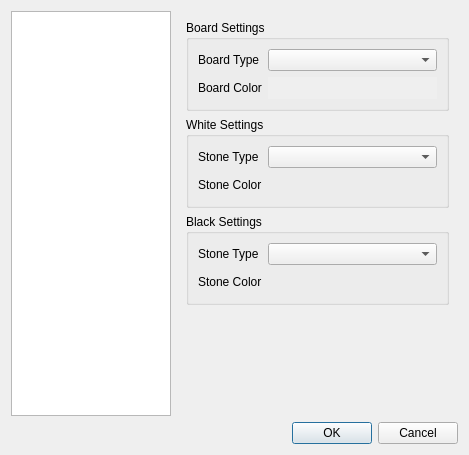
The window that setupdialog.ui (nullx002/mugo) describes before a commit, drawn with Qt 5.
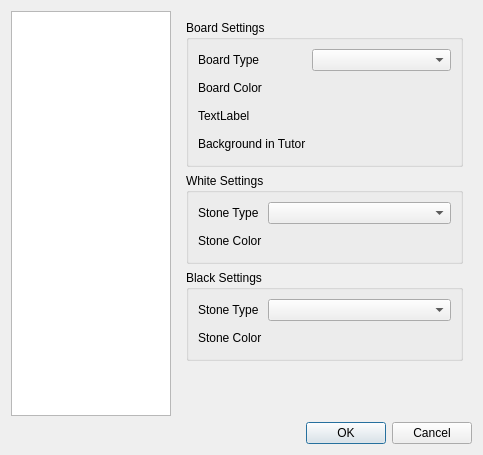
The same window after the commit.

Commit message: tutor boss sides, tutor one side.

```diff
--- a/setupdialog.ui
+++ b/setupdialog.ui
@@ -6,7 +6,7 @@
    <rect>
     <x>0</x>
     <y>0</y>
-    <width>469</width>
+    <width>483</width>
     <height>455</height>
    </rect>
   </property>
@@ -64,9 +64,6 @@
             </item>
             <item row="1" column="1">
              <widget class="QPushButton" name="boardColorButton">
-              <property name="autoFillBackground">
-               <bool>true</bool>
-              </property>
               <property name="text">
                <string/>
               </property>
@@ -78,6 +75,40 @@
               </property>
              </widget>
             </item>
+            <item row="3" column="0">
+             <widget class="QLabel" name="bgTutorColorLabel">
+              <property name="text">
+               <string>Background in Tutor</string>
+              </property>
+             </widget>
+            </item>
+            <item row="3" column="1">
+             <widget class="QPushButton" name="bgTutorColorButton">
+              <property name="text">
+               <string/>
+              </property>
+              <property name="flat">
+               <bool>true</bool>
+              </property>
+             </widget>
+            </item>
+            <item row="2" column="0">
+             <widget class="QLabel" name="bgColorLabel">
+              <property name="text">
+               <string>TextLabel</string>
+              </property>
+             </widget>
+            </item>
+            <item row="2" column="1">
+             <widget class="QPushButton" name="bgColorButton">
+              <property name="text">
+               <string/>
+              </property>
+              <property name="flat">
+               <bool>true</bool>
+              </property>
+             </widget>
+            </item>
            </layout>
           </widget>
          </item>
```
Left out of the diff: 12 changed lines with no effect on the pictures. The commit also changes 10 other files.
